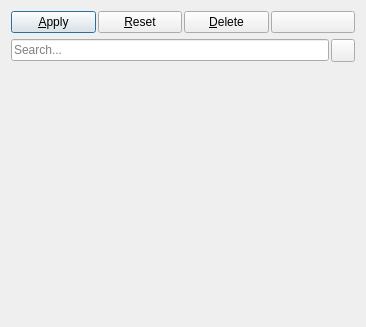
Before: the Qt Designer form Qt/Components/Resources/UI/pqPropertiesPanel.ui in Kitware/ParaView, drawn with Qt 5.
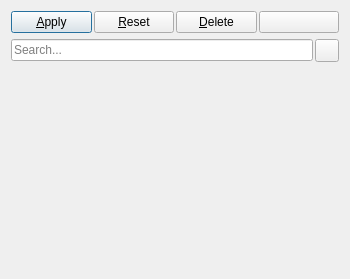
After: the same form once the commit is applied. Icons and pictures are not drawn. Custom widgets are drawn as their Qt base class.

Commit message: Tweak panel sizes for better default layout.

Patch:
```diff
--- a/Qt/Components/Resources/UI/pqPropertiesPanel.ui
+++ b/Qt/Components/Resources/UI/pqPropertiesPanel.ui
@@ -6,8 +6,8 @@
    <rect>
     <x>0</x>
     <y>0</y>
-    <width>366</width>
-    <height>327</height>
+    <width>350</width>
+    <height>279</height>
    </rect>
   </property>
   <property name="windowTitle">
@@ -127,8 +127,8 @@
        <rect>
         <x>0</x>
         <y>0</y>
-        <width>344</width>
-        <height>232</height>
+        <width>332</width>
+        <height>191</height>
        </rect>
       </property>
       <layout class="QVBoxLayout" name="ScrollAreaLayout" stretch="0,0,0,0,1">
```
The commit also changes 1 other file.
